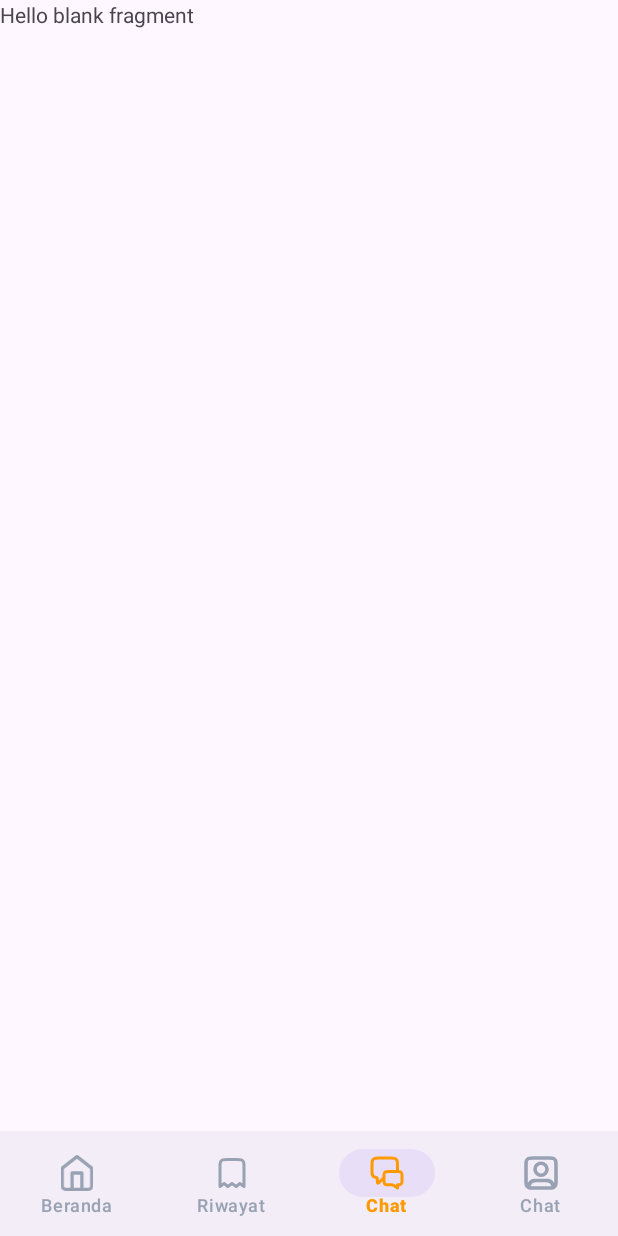
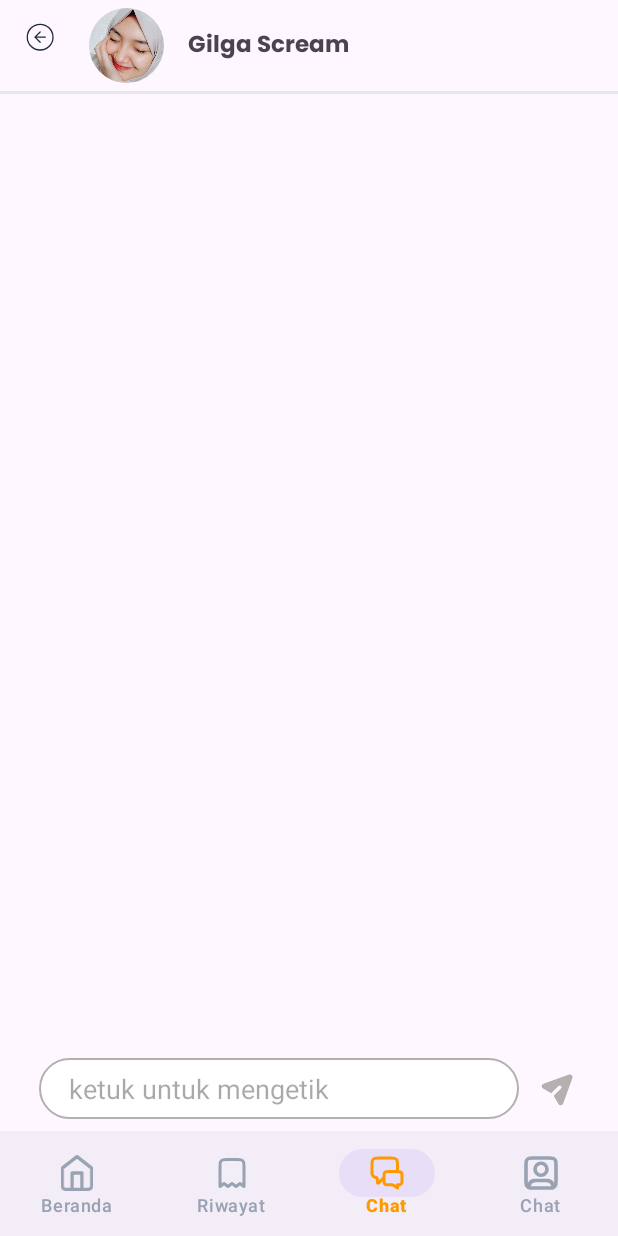
Before and after one commit to Muhammadalfauzan/MarkaryoApps, an Android app: the ChatFragment screen opened through its navigation route, on a phone screen of 412 x 824 dp. Run offline under Robolectric (Android 15) with nearby library versions, the phone set to English and light mode, and no system bars; our stand-ins replace CircleImageView, Shimmer, navigation-ui; libraries missing offline, so code that uses them is left out: com.denzcoskun.imageslider.

Commit message:
add ui chat

```diff
--- a/app/src/main/java/com/example/makaryoapps/ui/fragment/ChatFragment.kt
+++ b/app/src/main/java/com/example/makaryoapps/ui/fragment/ChatFragment.kt
@@ -1,60 +1,25 @@
 package com.example.makaryoapps.ui.fragment
 
 import android.os.Bundle
+import android.text.Editable
+import android.text.TextWatcher
 import androidx.fragment.app.Fragment
 import android.view.LayoutInflater
 import android.view.View
 import android.view.ViewGroup
+import android.view.WindowManager
+import androidx.core.content.ContextCompat
 import com.example.makaryoapps.R
+import com.example.makaryoapps.databinding.FragmentDetailChatBinding
 
-// TODO: Rename parameter arguments, choose names that match
-// the fragment initialization parameters, e.g. ARG_ITEM_NUMBER
-private const val ARG_PARAM1 = "param1"
-private const val ARG_PARAM2 = "param2"
-
-/**
- * A simple [Fragment] subclass.
- * Use the [ChatFragment.newInstance] factory method to
- * create an instance of this fragment.
- */
 class ChatFragment : Fragment() {
-    // TODO: Rename and change types of parameters
-    private var param1: String? = null
-    private var param2: String? = null
-
-    override fun onCreate(savedInstanceState: Bundle?) {
-        super.onCreate(savedInstanceState)
-        arguments?.let {
-            param1 = it.getString(ARG_PARAM1)
-            param2 = it.getString(ARG_PARAM2)
-        }
-    }
 
     override fun onCreateView(
         inflater: LayoutInflater, container: ViewGroup?,
         savedInstanceState: Bundle?
     ): View? {
         // Inflate the layout for this fragment
-        return inflater.inflate(R.layout.fragment_chat, container, false)
+        return inflater.inflate(R.layout.fragment_detail_chat, container, false)
     }
 
-    companion object {
-        /**
-         * Use this factory method to create a new instance of
-         * this fragment using the provided parameters.
-         *
-         * @param param1 Parameter 1.
-         * @param param2 Parameter 2.
-         * @return A new instance of fragment ChatFragment.
-         */
-        // TODO: Rename and change types and number of parameters
-        @JvmStatic
-        fun newInstance(param1: String, param2: String) =
-            ChatFragment().apply {
-                arguments = Bundle().apply {
-                    putString(ARG_PARAM1, param1)
-                    putString(ARG_PARAM2, param2)
-                }
-            }
-    }
 }
--- /dev/null
+++ b/app/src/main/res/drawable/costum_input.xml
@@ -0,0 +1,21 @@
+<?xml version="1.0" encoding="utf-8"?>
+<selector xmlns:android="http://schemas.android.com/apk/res/android">
+    <item android:state_enabled="true" android:state_focused="true">
+        <shape android:shape="rectangle">
+            <solid android:color="@color/white"/>
+            <corners android:radius="20dp"/>
+            <stroke android:color="@color/yellow" android:width="1dp"/>
+        </shape>
+
+    </item>
+
+    <item android:state_enabled="true">
+
+        <shape android:shape="rectangle">
+            <solid android:color="@color/white"/>
+            <corners android:radius="20dp"/>
+            <stroke android:color="@color/dark_grey" android:width="1dp"/>
+        </shape>
+    </item>
+
+</selector>
--- a/app/src/main/res/drawable/ic_backk.xml
+++ b/app/src/main/res/drawable/ic_backk.xml
@@ -1,8 +1,8 @@
 <vector xmlns:android="http://schemas.android.com/apk/res/android"
-    android:width="26dp"
-    android:height="26dp"
-    android:viewportWidth="26"
-    android:viewportHeight="26">
+    android:width="35dp"
+    android:height="35dp"
+    android:viewportWidth="35"
+    android:viewportHeight="35">
   <path
       android:pathData="M11,7L7,11M7,11L11,15M7,11H15M21,11C21,16.523 16.523,21 11,21C5.477,21 1,16.523 1,11C1,5.477 5.477,1 11,1C16.523,1 21,5.477 21,11Z"
       android:strokeLineJoin="round"
--- /dev/null
+++ b/app/src/main/res/drawable/ic_send.xml
@@ -0,0 +1,13 @@
+<vector xmlns:android="http://schemas.android.com/apk/res/android"
+    android:width="28dp"
+    android:height="28dp"
+    android:viewportWidth="24"
+    android:viewportHeight="24">
+  <group>
+    <clip-path
+        android:pathData="M0,0h24v24h-24z"/>
+    <path
+        android:pathData="M20.235,5.686C20.667,4.491 19.509,3.333 18.314,3.766L3.709,9.048C2.51,9.482 2.365,11.118 3.468,11.757L8.13,14.456L12.293,10.293C12.482,10.111 12.734,10.01 12.996,10.012C13.259,10.015 13.509,10.12 13.695,10.305C13.88,10.491 13.985,10.741 13.988,11.004C13.99,11.266 13.889,11.518 13.707,11.707L9.544,15.87L12.244,20.532C12.882,21.635 14.518,21.489 14.952,20.291L20.235,5.686Z"
+        android:fillColor="@color/dark_grey"/>
+  </group>
+</vector>
--- /dev/null
+++ b/app/src/main/res/layout/fragment_detail_chat.xml
@@ -0,0 +1,102 @@
+<?xml version="1.0" encoding="utf-8"?>
+<androidx.constraintlayout.widget.ConstraintLayout xmlns:android="http://schemas.android.com/apk/res/android"
+    xmlns:tools="http://schemas.android.com/tools"
+    android:layout_width="match_parent"
+    android:layout_height="match_parent"
+    android:fillViewport="true"
+    tools:context=".ui.fragment.ChatFragment"
+    xmlns:app="http://schemas.android.com/apk/res-auto">
+
+    <ScrollView
+        android:id="@+id/scrollView"
+        android:layout_width="0dp"
+        android:layout_height="0dp"
+        app:layout_constraintTop_toTopOf="parent"
+        app:layout_constraintBottom_toBottomOf="parent"
+        app:layout_constraintStart_toStartOf="parent"
+        app:layout_constraintEnd_toEndOf="parent"
+        android:fillViewport="true">
+
+    <androidx.constraintlayout.widget.ConstraintLayout
+        android:layout_width="match_parent"
+        android:layout_height="match_parent"
+        tools:ignore="ScrollViewSize">
+
+        <ImageButton
+            android:id="@+id/ib_back"
+            android:layout_width="35dp"
+            android:layout_height="35dp"
+            android:background="?android:attr/selectableItemBackgroundBorderless"
+            android:contentDescription="back"
+            android:paddingStart="5dp"
+            android:paddingTop="5dp"
+            android:layout_marginStart="12dp"
+            android:scaleType="centerInside"
+            android:src="@drawable/ic_backk"
+            app:layout_constraintBottom_toBottomOf="@+id/profile_image"
+            app:layout_constraintStart_toStartOf="parent"
+            app:layout_constraintTop_toTopOf="parent"
+            tools:ignore="TouchTargetSizeCheck" />
+
+        <de.hdodenhof.circleimageview.CircleImageView
+            android:id="@+id/profile_image"
+            android:layout_width="50dp"
+            android:layout_height="50dp"
+            android:layout_marginTop="5dp"
+            android:src="@drawable/jihan"
+            android:layout_marginStart="12dp"
+            app:layout_constraintStart_toEndOf="@+id/ib_back"
+            app:layout_constraintTop_toTopOf="parent" />
+
+        <TextView
+            android:id="@+id/textView17"
+            android:layout_width="wrap_content"
+            android:layout_height="wrap_content"
+            android:layout_marginStart="16dp"
+            android:layout_marginTop="12dp"
+            android:text="Gilga Scream"
+            android:fontFamily="@font/poppins_bold"
+            android:textSize="15sp"
+            app:layout_constraintStart_toEndOf="@+id/profile_image"
+            app:layout_constraintTop_toTopOf="@+id/profile_image" />
+
+        <View
+            android:id="@+id/view"
+            android:layout_width="match_parent"
+            android:layout_height="2dp"
+            android:layout_marginTop="5dp"
+            android:background="@color/dark_white"
+            android:outlineSpotShadowColor="@color/black"
+            app:layout_constraintStart_toStartOf="parent"
+            app:layout_constraintTop_toBottomOf="@+id/profile_image" />
+
+        <com.google.android.material.textfield.TextInputEditText
+            android:id="@+id/textInputEditText"
+            android:layout_width="0dp"
+            android:layout_height="wrap_content"
+            android:layout_marginStart="26dp"
+            android:layout_marginBottom="8dp"
+            android:layout_marginEnd="12dp"
+            android:background="@drawable/costum_input"
+            android:hint="ketuk untuk mengetik"
+            android:paddingTop="8dp"
+            android:paddingBottom="8dp"
+            android:paddingStart="20dp"
+            app:layout_constraintBottom_toBottomOf="parent"
+            app:layout_constraintEnd_toStartOf="@+id/imageButton2"
+            app:layout_constraintStart_toStartOf="parent" />
+
+        <ImageButton
+            android:id="@+id/imageButton2"
+            android:layout_width="28dp"
+            android:layout_height="28dp"
+            android:layout_marginEnd="26dp"
+            android:background="?android:attr/selectableItemBackgroundBorderless"
+            android:src="@drawable/ic_send"
+            app:layout_constraintBottom_toBottomOf="@+id/textInputEditText"
+            app:layout_constraintEnd_toEndOf="parent"
+            app:layout_constraintTop_toTopOf="@+id/textInputEditText" />
+
+    </androidx.constraintlayout.widget.ConstraintLayout>
+    </ScrollView>
+</androidx.constraintlayout.widget.ConstraintLayout>
--- a/app/src/main/res/values/colors.xml
+++ b/app/src/main/res/values/colors.xml
@@ -14,4 +14,7 @@
     <color name="background">#C87575</color>
     <color name="icon">#98A2B3</color>
 
+    <color name="send_button_disabled">#D3D3D3</color> <!-- Grey color for disabled state -->
+    <color name="send_button_enabled">#FF4081</color> <!-- Example color for enabled state -->
+
 </resources>
```
Also changed, not shown: app/src/main/java/com/example/makaryoapps/ui/fragment/DetailChatFragment.kt (added, +96 -0 lines), app/src/main/res/layout/fragment_chat.xml (+42 -4 lines), app/src/main/res/layout/item_chat.xml (added, +61 -0 lines).
